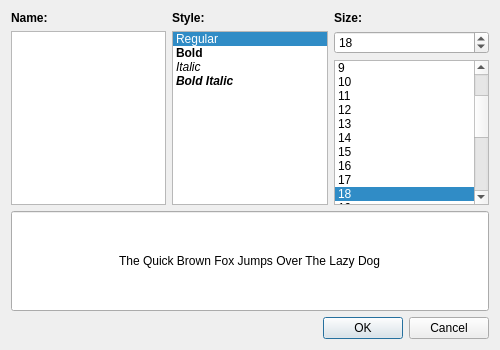
This is library/tulip-gui/designer/TulipFontDialog.ui in Tulip-Dev/tulip as Qt 5 draws it before an edit. The edited form follows.
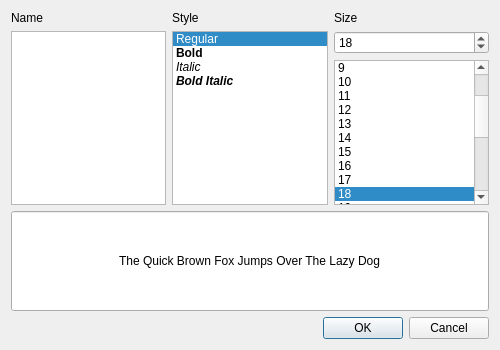
This is the edited form. Icons and pictures are not drawn.

Commit message: tulip-gui style sheets cleanup: try to use the perspective main window style sheet

```diff
--- a/library/tulip-gui/designer/TulipFontDialog.ui
+++ b/library/tulip-gui/designer/TulipFontDialog.ui
@@ -45,11 +45,8 @@
          <layout class="QVBoxLayout" name="verticalLayout_2">
           <item>
            <widget class="QLabel" name="label">
-            <property name="styleSheet">
-             <string notr="true">font-weight: bold;</string>
-            </property>
             <property name="text">
-             <string>Name:</string>
+             <string>Name</string>
             </property>
            </widget>
           </item>
@@ -62,11 +59,8 @@
          <layout class="QVBoxLayout" name="verticalLayout_3">
           <item>
            <widget class="QLabel" name="label_2">
-            <property name="styleSheet">
-             <string notr="true">font-weight: bold;</string>
-            </property>
             <property name="text">
-             <string>Style:</string>
+             <string>Style</string>
             </property>
            </widget>
           </item>
@@ -121,11 +115,8 @@
          <layout class="QVBoxLayout" name="verticalLayout_4">
           <item>
            <widget class="QLabel" name="label_3">
-            <property name="styleSheet">
-             <string notr="true">font-weight: bold;</string>
-            </property>
             <property name="text">
-             <string>Size:</string>
+             <string>Size</string>
             </property>
            </widget>
           </item>
```
The commit also changes 19 other files.
